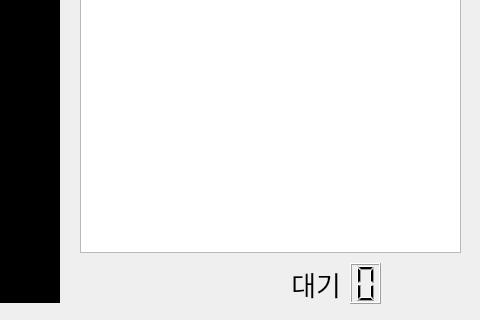
Above: main.ui from synml/motion-detector before the change; both pictures show x 750 to 1230 and y 330 to 650 of the 1230 by 650 pixel window. Below: the same form after it.
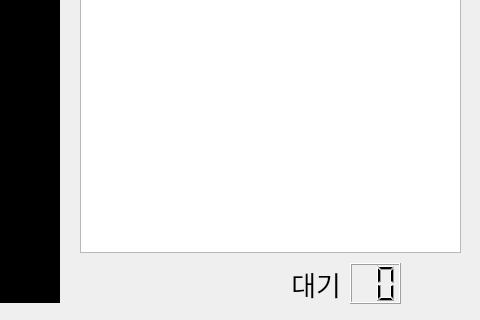
That is the form after the change. Icons and pictures are not drawn.

Commit message: ui: lcd 자릿수를 2로 변경

What changed in the file:
```diff
--- a/main.ui
+++ b/main.ui
@@ -112,12 +112,12 @@
      <rect>
       <x>1100</x>
       <y>570</y>
-      <width>31</width>
+      <width>51</width>
       <height>41</height>
      </rect>
     </property>
     <property name="digitCount">
-     <number>1</number>
+     <number>2</number>
     </property>
    </widget>
    <widget class="QLabel" name="statusLabel">
```
